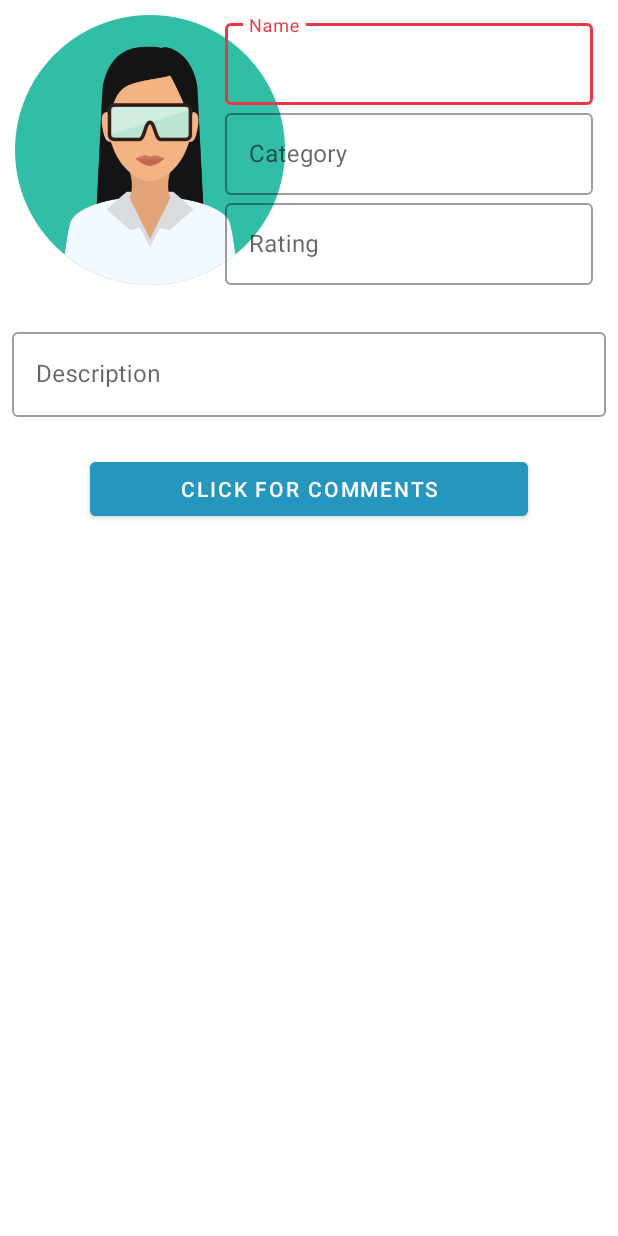
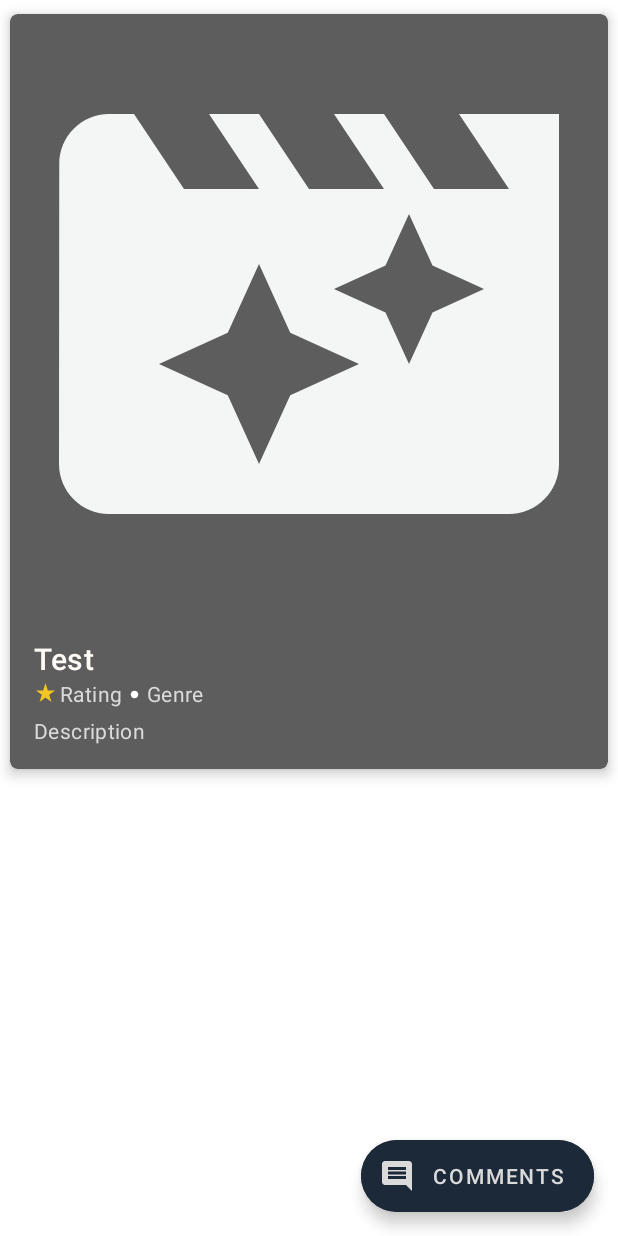
Before and after one commit to YaronZandberg/MovieShare, an Android app: the layout fragment_movie_profile.xml on its own in the app's theme, with its tools: preview values and no code run, on a phone screen of 412 x 824 dp. Run offline under Robolectric (Android 15) with nearby library versions, the phone set to English and light mode, and no system bars.

Commit message:
Change Design

```diff
--- a/app/build.gradle
+++ b/app/build.gradle
@@ -35,7 +35,6 @@ android {
 }
 
 dependencies {
-
     implementation 'androidx.appcompat:appcompat:1.5.1'
     implementation 'com.google.android.material:material:1.7.0'
     implementation 'androidx.constraintlayout:constraintlayout:2.1.4'
--- a/app/src/main/java/com/example/movieshare/fragments/movie/MovieListFragment.java
+++ b/app/src/main/java/com/example/movieshare/fragments/movie/MovieListFragment.java
@@ -8,8 +8,10 @@ import android.os.Bundle;
 
 import androidx.annotation.NonNull;
 import androidx.annotation.Nullable;
+import androidx.appcompat.app.AppCompatActivity;
 import androidx.lifecycle.ViewModelProvider;
 import androidx.navigation.Navigation;
+import androidx.recyclerview.widget.GridLayoutManager;
 import androidx.recyclerview.widget.LinearLayoutManager;
 
 import android.util.Log;
@@ -60,7 +62,7 @@ public class MovieListFragment extends MovieBaseFragment {
         initializeMovieCategory();
         this.viewBindings = FragmentMovieListBinding.inflate(inflater, container, false);
         this.viewBindings.movieListFragmentMoviesList.setHasFixedSize(true);
-        this.viewBindings.movieListFragmentMoviesList.setLayoutManager(new LinearLayoutManager(getContext()));
+        this.viewBindings.movieListFragmentMoviesList.setLayoutManager(new GridLayoutManager(getContext(), 3));
         this.movieAdapter = new MovieAdapter(getLayoutInflater(), this.viewModel.getMovieList().getValue());
         this.viewBindings.movieListFragmentMoviesList.setAdapter(this.movieAdapter);
         this.viewBindings.swipeRefresh.setOnRefreshListener(this::initializeMovieCategory);
@@ -84,6 +86,7 @@ public class MovieListFragment extends MovieBaseFragment {
     private void initializeMovieCategory() {
         Repository.getRepositoryInstance().refreshAllMovieCategories();
         this.viewModel.setMovieCategory(this.viewModel.getAllMovieCategories().getValue().get(this.movieCategoryPosition));
+        ((AppCompatActivity) getActivity()).getSupportActionBar().setTitle(this.viewModel.getMovieCategory().getCategoryName());
         Repository.getRepositoryInstance().refreshAllMovies();
     }
 
--- a/app/src/main/java/com/example/movieshare/fragments/user/UserCommentAdditionFragment.java
+++ b/app/src/main/java/com/example/movieshare/fragments/user/UserCommentAdditionFragment.java
@@ -84,7 +84,7 @@ public class UserCommentAdditionFragment extends UserCommentFormFragment {
 
     // TODO: Put the userId of the user instead of dummy 1
     private MovieComment buildNewMovieComment() {
-        Integer userId = 1;
+        String userId = Repository.getRepositoryInstance().getAuthModel().getCurrentUserUid();
         String movieId = this.viewModel.getMovie().getMovieId();
         String movieName = this.movieName;
         String movieRatingOfComment = this.viewBindings
--- a/app/src/main/java/com/example/movieshare/viewholders/MovieItemViewHolder.java
+++ b/app/src/main/java/com/example/movieshare/viewholders/MovieItemViewHolder.java
@@ -10,6 +10,9 @@ import androidx.recyclerview.widget.RecyclerView;
 
 import com.example.movieshare.R;
 import com.example.movieshare.listeners.general.OnItemClickListener;
+import com.google.android.material.imageview.ShapeableImageView;
+import com.google.android.material.shape.CornerFamily;
+import com.google.android.material.shape.ShapeAppearanceModel;
 
 public abstract class MovieItemViewHolder <T> extends RecyclerView.ViewHolder {
     protected final TextView movieItemNameTv;
@@ -23,6 +26,7 @@ public abstract class MovieItemViewHolder <T> extends RecyclerView.ViewHolder {
         this.movieItemRatingTv = itemView.findViewById(R.id.item_list_row_rating_tv);
         this.movieItemDescriptionTv = itemView.findViewById(R.id.item_list_row_comment_tv);
         this.movieItemImg = itemView.findViewById(R.id.item_list_row_img);
+
         itemView.setOnClickListener(view -> {
             Integer position = getAdapterPosition();
             Log.d("TAG", "row clicked " + position);
--- a/app/src/main/java/com/example/movieshare/viewholders/MovieViewHolder.java
+++ b/app/src/main/java/com/example/movieshare/viewholders/MovieViewHolder.java
@@ -7,9 +7,8 @@ import androidx.annotation.NonNull;
 import com.example.movieshare.R;
 import com.example.movieshare.listeners.general.OnItemClickListener;
 import com.example.movieshare.repository.models.Movie;
+import com.example.movieshare.utils.RoundedTransformation;
 import com.squareup.picasso.Picasso;
-
-import java.util.Objects;
 
 public class MovieViewHolder extends MovieItemViewHolder<Movie> {
     public MovieViewHolder(@NonNull View itemView, OnItemClickListener listener){
@@ -18,7 +17,7 @@ public class MovieViewHolder extends MovieItemViewHolder<Movie> {
 
     @Override
     public void bindMovieItem(Movie movie) {
-        Picasso.get().load(movie.getImageUrl(true))
+        Picasso.get().load(movie.getImageUrl(true)).transform(new RoundedTransformation(0, 0)).fit()
                 .placeholder(R.drawable.movie_default_image)
                 .into(this.movieItemImg);
         this.movieItemNameTv.setText(movie.getMovieName());
--- a/app/src/main/res/drawable/add_image.xml
+++ b/app/src/main/res/drawable/add_image.xml
@@ -1,4 +1,4 @@
-<vector android:height="24dp" android:tint="#f1faee"
+<vector android:height="24dp" android:tint="#F4F6F6"
     android:viewportHeight="24" android:viewportWidth="24"
     android:width="24dp" xmlns:android="http://schemas.android.com/apk/res/android">
     <path android:fillColor="@android:color/white" android:pathData="M19,13h-6v6h-2v-6H5v-2h6V5h2v6h6v2z"/>
--- /dev/null
+++ b/app/src/main/res/drawable/ic_baseline_circle_24.xml
@@ -0,0 +1,5 @@
+<vector android:height="24dp" android:tint="#FFFFFF"
+    android:viewportHeight="24" android:viewportWidth="24"
+    android:width="24dp" xmlns:android="http://schemas.android.com/apk/res/android">
+    <path android:fillColor="@android:color/white" android:pathData="M12,2C6.47,2 2,6.47 2,12s4.47,10 10,10 10,-4.47 10,-10S17.53,2 12,2z"/>
+</vector>
--- a/app/src/main/res/drawable/logout_image.xml
+++ b/app/src/main/res/drawable/ic_baseline_comment_24.xml
@@ -1,5 +1,5 @@
 <vector android:autoMirrored="true" android:height="24dp"
-    android:tint="#f1faee" android:viewportHeight="24"
+    android:tint="#F4F6F6" android:viewportHeight="24"
     android:viewportWidth="24" android:width="24dp" xmlns:android="http://schemas.android.com/apk/res/android">
-    <path android:fillColor="@android:color/white" android:pathData="M17,7l-1.41,1.41L18.17,11H8v2h10.17l-2.58,2.58L17,17l5,-5zM4,5h8V3H4c-1.1,0 -2,0.9 -2,2v14c0,1.1 0.9,2 2,2h8v-2H4V5z"/>
+    <path android:fillColor="@android:color/white" android:pathData="M21.99,4c0,-1.1 -0.89,-2 -1.99,-2L4,2c-1.1,0 -2,0.9 -2,2v12c0,1.1 0.9,2 2,2h14l4,4 -0.01,-18zM18,14L6,14v-2h12v2zM18,11L6,11L6,9h12v2zM18,8L6,8L6,6h12v2z"/>
 </vector>
--- /dev/null
+++ b/app/src/main/res/drawable/ic_baseline_star_rate_24.xml
@@ -0,0 +1,5 @@
+<vector android:height="24dp" android:tint="#F3C623"
+    android:viewportHeight="24" android:viewportWidth="24"
+    android:width="24dp" xmlns:android="http://schemas.android.com/apk/res/android">
+    <path android:fillColor="@android:color/white" android:pathData="M14.43,10l-2.43,-8l-2.43,8l-7.57,0l6.18,4.41l-2.35,7.59l6.17,-4.69l6.18,4.69l-2.35,-7.59l6.17,-4.41z"/>
+</vector>
--- a/app/src/main/res/drawable/movie_default_image.xml
+++ b/app/src/main/res/drawable/movie_default_image.xml
@@ -1,4 +1,4 @@
-<vector android:height="24dp" android:tint="#e63946"
+<vector android:height="24dp" android:tint="#F4F6F6"
     android:viewportHeight="24" android:viewportWidth="24"
     android:width="24dp" xmlns:android="http://schemas.android.com/apk/res/android">
     <path android:fillColor="@android:color/white" android:pathData="M18,4l2,3h-3l-2,-3h-2l2,3h-3l-2,-3L8,4l2,3L7,7L5,4L4,4c-1.1,0 -1.99,0.9 -1.99,2L2,18c0,1.1 0.9,2 2,2h16c1.1,0 2,-0.9 2,-2L22,4h-4zM11.25,15.25L10,18l-1.25,-2.75L6,14l2.75,-1.25L10,10l1.25,2.75L14,14l-2.75,1.25zM16.94,11.94L16,14l-0.94,-2.06L13,11l2.06,-0.94L16,8l0.94,2.06L19,11l-2.06,0.94z"/>
--- a/app/src/main/res/layout/activity_main.xml
+++ b/app/src/main/res/layout/activity_main.xml
@@ -4,7 +4,7 @@
     xmlns:tools="http://schemas.android.com/tools"
     android:layout_width="match_parent"
     android:layout_height="match_parent"
-    android:background="@color/grey"
+    android:background="@color/background"
     tools:context=".MainActivity">
 
     <androidx.fragment.app.FragmentContainerView
--- a/app/src/main/res/layout/fragment_movie_list.xml
+++ b/app/src/main/res/layout/fragment_movie_list.xml
@@ -9,15 +9,15 @@
         android:id="@+id/swipeRefresh"
         android:layout_width="match_parent"
         android:layout_height="match_parent"
-        android:layout_marginTop="10dp"
         app:layout_constraintBottom_toBottomOf="parent"
         app:layout_constraintEnd_toEndOf="parent"
         app:layout_constraintStart_toStartOf="parent"
         app:layout_constraintTop_toTopOf="parent">
         <androidx.recyclerview.widget.RecyclerView
             android:id="@+id/movie_list_fragment_movies_list"
-            android:layout_width="409dp"
-            android:layout_height="729dp"
+            android:layout_width="fill_parent"
+            android:layout_height="wrap_content"
+            android:orientation="vertical"
             app:layout_constraintBottom_toBottomOf="parent"
             app:layout_constraintEnd_toEndOf="parent"
             app:layout_constraintStart_toStartOf="parent"
--- a/app/src/main/res/layout/fragment_movie_profile.xml
+++ b/app/src/main/res/layout/fragment_movie_profile.xml
@@ -5,121 +5,115 @@
     android:layout_width="match_parent"
     android:layout_height="match_parent"
     tools:context=".fragments.movie.MovieProfileFragment">
-
-    <ScrollView
+    <androidx.coordinatorlayout.widget.CoordinatorLayout
         android:layout_width="match_parent"
         android:layout_height="match_parent"
-        app:layout_constraintBottom_toBottomOf="parent"
-        app:layout_constraintEnd_toEndOf="parent"
-        app:layout_constraintHorizontal_bias="1.0"
-        app:layout_constraintStart_toStartOf="parent"
-        app:layout_constraintTop_toTopOf="parent"
-        app:layout_constraintVertical_bias="0.0">
+        android:layout_alignParentBottom="true"
+        android:alwaysDrawnWithCache="false">
+    <com.google.android.material.card.MaterialCardView
+        android:id="@+id/profile_card"
+        android:layout_width="match_parent"
+        android:layout_height="wrap_content"
+        app:cardBackgroundColor="@color/grey"
+        app:cardElevation="5dp"
+        app:cardCornerRadius="5dp"
+        app:cardUseCompatPadding="true"
+        tools:ignore="MissingConstraints">
 
-        <androidx.appcompat.widget.LinearLayoutCompat
+        <LinearLayout
             android:layout_width="match_parent"
             android:layout_height="wrap_content"
             android:orientation="vertical">
+            <ImageView
+                android:id="@+id/movie_profile_fragment_img"
+                android:layout_width="match_parent"
+                android:layout_height="400dp"
+                android:scaleType="centerCrop"
+                android:contentDescription="Desc"
+                android:src="@drawable/movie_default_image"
+                />
 
-            <FrameLayout
-                android:id="@+id/movie_profile_fragment_frame"
+            <LinearLayout
+                android:id="@+id/movie_details"
                 android:layout_width="match_parent"
-                android:layout_height="200dp">
+                android:layout_height="wrap_content"
+                android:orientation="vertical"
+                android:padding="16dp">
 
-                <ImageView
-                    android:id="@+id/movie_profile_fragment_img"
+                <!-- Title, secondary and supporting text -->
+                <TextView
+                    android:id="@+id/movie_profile_fragment_movie_name_input_et"
                     android:layout_width="wrap_content"
                     android:layout_height="wrap_content"
-                    android:layout_marginLeft="10dp"
-                    android:layout_marginTop="10dp"
-                    android:layout_marginBottom="10dp"
-                    android:scaleType="fitStart"
-                    android:src="@drawable/avatar"
-                    app:layout_constraintEnd_toEndOf="parent"
-                    app:layout_constraintStart_toStartOf="parent"
-                    app:layout_constraintTop_toTopOf="parent" />
+                    android:textColor="@color/white"
+                    android:text="Test"
+                    android:textAppearance="?attr/textAppearanceHeadline6"
+                    />
+                <LinearLayout
+                    android:layout_width="match_parent"
+                    android:layout_height="wrap_content">
+                <ImageView
+                    android:id="@+id/item_list_row_rating_tv_star"
+                    android:layout_width="15dp"
+                    android:layout_height="15dp"
+                    android:layout_marginTop="1.5dp"
+                    android:src="@drawable/ic_baseline_star_rate_24"
+                    app:layout_constraintHorizontal_bias="1.0" />
+                <TextView
+                    android:id="@+id/movie_profile_fragment_movie_rating_input_et"
+                    android:layout_width="wrap_content"
+                    android:layout_height="wrap_content"
+                    android:layout_marginStart="2dp"
+                    android:text="Rating"
+                    android:textAppearance="?attr/textAppearanceBody2"
+                    android:textColor="@color/white_secondary"
+                    />
 
-                <com.google.android.material.textfield.TextInputLayout
-                    android:id="@+id/movie_profile_fragment_movie_name_input_layout"
-                    style="@style/Widget.MaterialComponents.TextInputLayout.OutlinedBox"
-                    android:layout_width="245dp"
-                    android:layout_height="60dp"
-                    android:layout_marginStart="150dp"
-                    android:layout_marginTop="10dp"
-                    android:layout_marginEnd="8dp"
-                    app:layout_constraintEnd_toEndOf="@+id/movie_profile_fragment_img">
+                    <ImageView
+                        android:id="@+id/item_list_row_dot"
+                        android:layout_width="6dp"
+                        android:layout_marginLeft="5dp"
+                        android:layout_marginRight="5dp"
+                        android:layout_height="10dp"
+                        android:layout_marginTop="5dp"
+                        android:src="@drawable/ic_baseline_circle_24"
+                        app:layout_constraintHorizontal_bias="1.0" />
 
-                    <com.google.android.material.textfield.TextInputEditText
-                        android:id="@+id/movie_profile_fragment_movie_name_input_et"
-                        android:layout_width="match_parent"
-                        android:layout_height="match_parent"
-                        android:hint="Name" />
+                    <TextView
+                        android:id="@+id/movie_profile_fragment_movie_category_input_et"
+                        android:layout_width="wrap_content"
+                        android:layout_height="wrap_content"
+                        android:text="Genre"
+                        android:textAppearance="?attr/textAppearanceBody2"
+                        android:textColor="@color/white_secondary"
+                        />
+                </LinearLayout>
+                <TextView
+                    android:id="@+id/movie_profile_fragment_movie_description_input_et"
+                    android:layout_width="wrap_content"
+                    android:layout_height="wrap_content"
+                    android:layout_marginTop="5dp"
+                    android:text="Description"
+                    android:textAppearance="?attr/textAppearanceBody2"
+                    android:textColor="@color/white_secondary"
+                    />
+            </LinearLayout>
+        </LinearLayout>
 
-                </com.google.android.material.textfield.TextInputLayout>
-                <com.google.android.material.textfield.TextInputLayout
-                    android:id="@+id/movie_profile_fragment_movie_category_input_layout"
-                    style="@style/Widget.MaterialComponents.TextInputLayout.OutlinedBox"
-                    android:layout_width="245dp"
-                    android:layout_height="60dp"
-                    android:layout_marginStart="150dp"
-                    android:layout_marginTop="70dp"
-                    android:layout_marginEnd="8dp">
-
-                    <com.google.android.material.textfield.TextInputEditText
-                        android:id="@+id/movie_profile_fragment_movie_category_input_et"
-                        android:layout_width="match_parent"
-                        android:layout_height="match_parent"
-                        android:hint="Category" />
-                </com.google.android.material.textfield.TextInputLayout>
-                <com.google.android.material.textfield.TextInputLayout
-                    android:id="@+id/movie_profile_fragment_movie_rating_input_layout"
-                    style="@style/Widget.MaterialComponents.TextInputLayout.OutlinedBox"
-                    android:layout_width="245dp"
-                    android:layout_height="60dp"
-                    android:layout_marginStart="150dp"
-                    android:layout_marginTop="130dp"
-                    android:layout_marginEnd="8dp">
-
-                    <com.google.android.material.textfield.TextInputEditText
-                        android:id="@+id/movie_profile_fragment_movie_rating_input_et"
-                        android:layout_width="match_parent"
-                        android:layout_height="match_parent"
-                        android:hint="Rating" />
-                </com.google.android.material.textfield.TextInputLayout>
-
-            </FrameLayout>
-            <com.google.android.material.textfield.TextInputLayout
-                android:id="@+id/movie_profile_fragment_movie_description_input_layout"
-                style="@style/Widget.MaterialComponents.TextInputLayout.OutlinedBox"
-                android:layout_width="match_parent"
-                android:layout_height="wrap_content"
-                android:layout_marginStart="8dp"
-                android:layout_marginTop="16dp"
-                android:layout_marginEnd="8dp"
-                app:layout_constraintEnd_toEndOf="parent"
-                app:layout_constraintStart_toStartOf="parent"
-                app:layout_constraintTop_toBottomOf="@+id/movie_profile_fragment_movie_category_input_layout">
-
-                <com.google.android.material.textfield.TextInputEditText
-                    android:id="@+id/movie_profile_fragment_movie_description_input_et"
-                    android:layout_width="match_parent"
-                    android:layout_height="wrap_content"
-                    android:hint="Description" />
-            </com.google.android.material.textfield.TextInputLayout>
+    </com.google.android.material.card.MaterialCardView>
+    <com.google.android.material.floatingactionbutton.ExtendedFloatingActionButton
+        android:id="@+id/movie_profile_fragment_comments_btn"
+        android:layout_width="wrap_content"
+        android:layout_height="wrap_content"
+        android:layout_gravity="bottom|right"
+        android:layout_margin="16dp"
+        android:backgroundTint="@color/purple_500"
+        android:contentDescription="comments"
+        android:text="Comments"
+        android:textColor="@color/white_secondary"
+        app:iconTint="@color/white_secondary"
+        app:icon="@drawable/ic_baseline_comment_24" />
+</androidx.coordinatorlayout.widget.CoordinatorLayout>
 
 
-            <Button
-                android:id="@+id/movie_profile_fragment_comments_btn"
-                android:layout_width="match_parent"
-                android:layout_height="wrap_content"
-                android:layout_marginStart="60dp"
-                android:layout_marginTop="24dp"
-                android:layout_marginEnd="60dp"
-                android:backgroundTint="#2596be"
-                android:text="Click for comments"
-                app:layout_constraintEnd_toEndOf="parent"
-                app:layout_constraintStart_toStartOf="parent"
-                app:layout_constraintTop_toBottomOf="@+id/movie_profile_fragment_movie_rating_input_layout" />
-            </androidx.appcompat.widget.LinearLayoutCompat>
-    </ScrollView>
 </androidx.constraintlayout.widget.ConstraintLayout>
--- a/app/src/main/res/values-night/themes.xml
+++ b/app/src/main/res/values-night/themes.xml
@@ -13,4 +13,8 @@
         <item name="android:statusBarColor">?attr/colorPrimaryVariant</item>
         <!-- Customize your theme here. -->
     </style>
+    <style name="ShapeAppearance.MyApp.LargeComponent" parent="Widget.MaterialComponents.ShapeableImageView">
+        <item name="cornerFamily">rounded</item>
+        <item name="cornerSize">4dp</item>
+    </style>
 </resources>
--- a/app/src/main/res/values/colors.xml
+++ b/app/src/main/res/values/colors.xml
@@ -1,12 +1,14 @@
 <?xml version="1.0" encoding="utf-8"?>
 <resources>
     <color name="purple_200">#FFBB86FC</color>
-    <color name="purple_500">#e63946</color>
+    <color name="purple_500">#1C2938</color>
     <color name="purple_700">#FF3700B3</color>
     <color name="teal_200">#FF03DAC5</color>
     <color name="teal_700">#FF018786</color>
     <color name="black">#FF000000</color>
-    <color name="white">#FFFFFFFF</color>
-    <color name="grey">#f1faee</color>
-    <color name="exitBtn">#f1faee</color>
+    <color name="white">#FEFBF6</color>
+    <color name="white_secondary">#DADADA</color>
+    <color name="grey">#5D5D5D</color>
+    <color name="background">#F7F7F7</color>
+    <color name="exitBtn">#db0000</color>
 </resources>
```
Also changed, not shown: app/src/main/java/com/example/movieshare/fragments/movie/MovieProfileFragment.java (+5 -2 lines), app/src/main/java/com/example/movieshare/repository/models/MovieComment.java (+6 -6 lines), app/src/main/java/com/example/movieshare/utils/RoundedTransformation.java (added, +42 -0 lines), app/src/main/res/layout/item_list_row.xml (+52 -32 lines).
